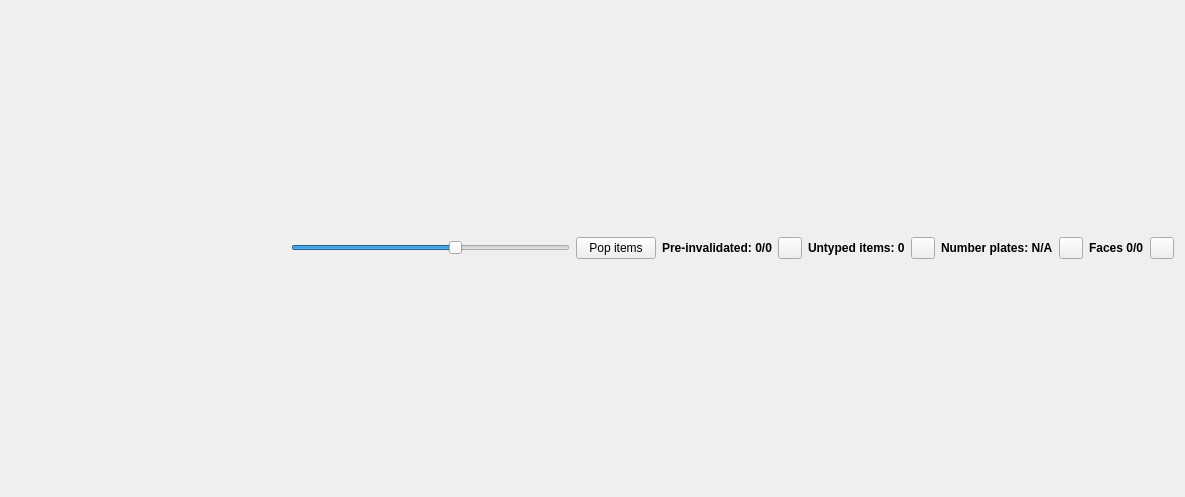
This is mainwindow.ui in 3d4pi/yafdb-validator as Qt 5 draws it before an edit. The edited form follows.
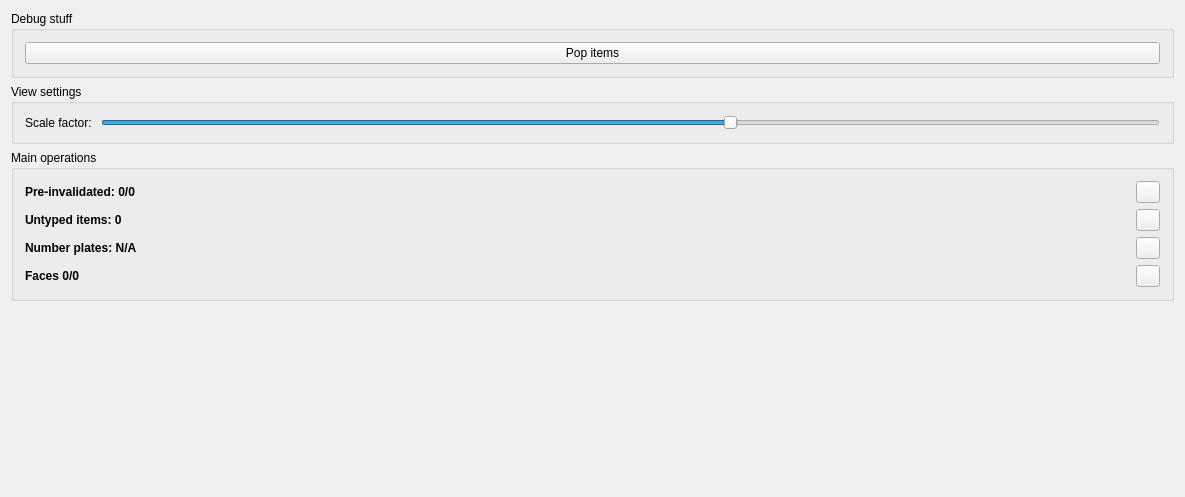
This is the edited form. Icons and pictures are not drawn.

Commit message: MainWindow design update

The edit to the form file:
```diff
--- a/mainwindow.ui
+++ b/mainwindow.ui
@@ -28,17 +28,23 @@
    <property name="enabled">
     <bool>true</bool>
    </property>
-   <layout class="QGridLayout" name="gridLayout_4">
-    <item row="1" column="0">
+   <layout class="QGridLayout" name="gridLayout_3">
+    <item row="0" column="0">
      <layout class="QGridLayout" name="gridLayout">
       <property name="sizeConstraint">
        <enum>QLayout::SetDefaultConstraint</enum>
       </property>
      </layout>
     </item>
-    <item row="0" column="0">
+    <item row="0" column="1">
      <layout class="QGridLayout" name="gridLayout_2">
-      <item row="1" column="10">
+      <item row="3" column="6">
+       <widget class="QGroupBox" name="groupBox">
+        <property name="title">
+         <string>Main operations</string>
+        </property>
+        <layout class="QGridLayout" name="gridLayout_4">
+         <item row="3" column="0">
        <widget class="QLabel" name="facesLabel">
         <property name="font">
          <font>
@@ -51,7 +57,7 @@
         </property>
        </widget>
       </item>
-      <item row="1" column="8">
+         <item row="2" column="0">
        <widget class="QLabel" name="platesLabel">
         <property name="font">
          <font>
@@ -64,7 +70,53 @@
         </property>
        </widget>
       </item>
-      <item row="1" column="6">
+         <item row="2" column="1">
+          <widget class="QPushButton" name="platesButton">
+           <property name="maximumSize">
+            <size>
+             <width>24</width>
+             <height>24</height>
+            </size>
+           </property>
+           <property name="text">
+            <string/>
+           </property>
+           <property name="icon">
+            <iconset resource="resources.qrc">
+             <normaloff>:/resources/icons/Tiles.png</normaloff>:/resources/icons/Tiles.png</iconset>
+           </property>
+           <property name="iconSize">
+            <size>
+             <width>16</width>
+             <height>16</height>
+            </size>
+           </property>
+          </widget>
+         </item>
+         <item row="3" column="1">
+          <widget class="QPushButton" name="facesButton">
+           <property name="maximumSize">
+            <size>
+             <width>24</width>
+             <height>24</height>
+            </size>
+           </property>
+           <property name="text">
+            <string/>
+           </property>
+           <property name="icon">
+            <iconset resource="resources.qrc">
+             <normaloff>:/resources/icons/Tiles.png</normaloff>:/resources/icons/Tiles.png</iconset>
+           </property>
+           <property name="iconSize">
+            <size>
+             <width>16</width>
+             <height>16</height>
+            </size>
+           </property>
+          </widget>
+         </item>
+         <item row="1" column="0">
        <widget class="QLabel" name="untypedLabel">
         <property name="font">
          <font>
@@ -77,136 +129,111 @@
         </property>
        </widget>
       </item>
-      <item row="1" column="5">
-       <widget class="QPushButton" name="preInvalidatedButton">
-        <property name="maximumSize">
-         <size>
-          <width>24</width>
-          <height>24</height>
-         </size>
+         <item row="0" column="0">
+          <widget class="QLabel" name="preInvalidatedLabel">
+           <property name="font">
+            <font>
+             <weight>75</weight>
+             <bold>true</bold>
+            </font>
         </property>
         <property name="text">
-         <string/>
-        </property>
-        <property name="icon">
-         <iconset resource="resources.qrc">
-          <normaloff>:/resources/icons/Tiles.png</normaloff>:/resources/icons/Tiles.png</iconset>
-        </property>
-        <property name="iconSize">
-         <size>
-          <width>16</width>
-          <height>16</height>
-         </size>
-        </property>
-       </widget>
-      </item>
-      <item row="1" column="11">
-       <widget class="QPushButton" name="facesButton">
-        <property name="maximumSize">
-         <size>
-          <width>24</width>
-          <height>24</height>
-         </size>
-        </property>
-        <property name="text">
-         <string/>
-        </property>
-        <property name="icon">
-         <iconset resource="resources.qrc">
-          <normaloff>:/resources/icons/Tiles.png</normaloff>:/resources/icons/Tiles.png</iconset>
-        </property>
-        <property name="iconSize">
-         <size>
-          <width>16</width>
-          <height>16</height>
-         </size>
-        </property>
-       </widget>
-      </item>
-      <item row="1" column="9">
-       <widget class="QPushButton" name="platesButton">
-        <property name="maximumSize">
-         <size>
-          <width>24</width>
-          <height>24</height>
-         </size>
-        </property>
-        <property name="text">
-         <string/>
-        </property>
-        <property name="icon">
-         <iconset resource="resources.qrc">
-          <normaloff>:/resources/icons/Tiles.png</normaloff>:/resources/icons/Tiles.png</iconset>
-        </property>
-        <property name="iconSize">
-         <size>
-          <width>16</width>
-          <height>16</height>
-         </size>
-        </property>
-       </widget>
-      </item>
-      <item row="1" column="3">
-       <widget class="QPushButton" name="pushButton">
-        <property name="text">
-         <string>Pop items</string>
-        </property>
-       </widget>
-      </item>
-      <item row="1" column="7">
-       <widget class="QPushButton" name="untypedButton">
-        <property name="maximumSize">
-         <size>
-          <width>24</width>
-          <height>24</height>
-         </size>
-        </property>
-        <property name="text">
-         <string/>
-        </property>
-        <property name="icon">
-         <iconset resource="resources.qrc">
-          <normaloff>:/resources/icons/Tiles.png</normaloff>:/resources/icons/Tiles.png</iconset>
-        </property>
-        <property name="iconSize">
-         <size>
-          <width>16</width>
-          <height>16</height>
-         </size>
+            <string>Pre-invalidated: 0/0</string>
         </property>
        </widget>
       </item>
       <item row="1" column="1">
-       <spacer name="horizontalSpacer">
+          <widget class="QPushButton" name="untypedButton">
+           <property name="maximumSize">
+            <size>
+             <width>24</width>
+             <height>24</height>
+            </size>
+           </property>
+           <property name="text">
+            <string/>
+           </property>
+           <property name="icon">
+            <iconset resource="resources.qrc">
+             <normaloff>:/resources/icons/Tiles.png</normaloff>:/resources/icons/Tiles.png</iconset>
+           </property>
+           <property name="iconSize">
+            <size>
+             <width>16</width>
+             <height>16</height>
+            </size>
+           </property>
+          </widget>
+         </item>
+         <item row="0" column="1">
+          <widget class="QPushButton" name="preInvalidatedButton">
+           <property name="maximumSize">
+            <size>
+             <width>24</width>
+             <height>24</height>
+            </size>
+           </property>
+           <property name="text">
+            <string/>
+           </property>
+           <property name="icon">
+            <iconset resource="resources.qrc">
+             <normaloff>:/resources/icons/Tiles.png</normaloff>:/resources/icons/Tiles.png</iconset>
+           </property>
+           <property name="iconSize">
+            <size>
+             <width>16</width>
+             <height>16</height>
+            </size>
+           </property>
+          </widget>
+         </item>
+        </layout>
+       </widget>
+      </item>
+      <item row="8" column="6">
+       <spacer name="verticalSpacer">
         <property name="orientation">
-         <enum>Qt::Horizontal</enum>
-        </property>
-        <property name="sizeType">
-         <enum>QSizePolicy::Expanding</enum>
+         <enum>Qt::Vertical</enum>
         </property>
         <property name="sizeHint" stdset="0">
          <size>
-          <width>40</width>
-          <height>20</height>
+          <width>20</width>
+          <height>40</height>
          </size>
         </property>
        </spacer>
       </item>
-      <item row="1" column="4">
-       <widget class="QLabel" name="preInvalidatedLabel">
-        <property name="font">
-         <font>
-          <weight>75</weight>
-          <bold>true</bold>
-         </font>
+      <item row="0" column="6">
+       <widget class="QGroupBox" name="groupBox_4">
+        <property name="title">
+         <string>Debug stuff</string>
         </property>
+        <layout class="QGridLayout" name="gridLayout_7">
+         <item row="0" column="0">
+          <widget class="QPushButton" name="pushButton">
         <property name="text">
-         <string>Pre-invalidated: 0/0</string>
+            <string>Pop items</string>
         </property>
        </widget>
       </item>
-      <item row="1" column="2">
+        </layout>
+       </widget>
+      </item>
+      <item row="1" column="6">
+       <widget class="QGroupBox" name="groupBox_2">
+        <property name="title">
+         <string>View settings</string>
+        </property>
+        <layout class="QGridLayout" name="gridLayout_5">
+         <item row="0" column="1">
        <widget class="QSlider" name="horizontalSlider">
+           <property name="sizePolicy">
+            <sizepolicy hsizetype="Minimum" vsizetype="Fixed">
+             <horstretch>0</horstretch>
+             <verstretch>0</verstretch>
+            </sizepolicy>
+           </property>
         <property name="minimum">
          <number>1</number>
         </property>
@@ -219,6 +246,22 @@
         <property name="orientation">
          <enum>Qt::Horizontal</enum>
         </property>
+          </widget>
+         </item>
+         <item row="0" column="0">
+          <widget class="QLabel" name="label">
+           <property name="sizePolicy">
+            <sizepolicy hsizetype="Maximum" vsizetype="Preferred">
+             <horstretch>0</horstretch>
+             <verstretch>0</verstretch>
+            </sizepolicy>
+           </property>
+           <property name="text">
+            <string>Scale factor: </string>
+           </property>
+          </widget>
+         </item>
+        </layout>
        </widget>
       </item>
      </layout>
```
Lines whose indentation alone changed are shown as unchanged. The commit also changes 2 other files.
